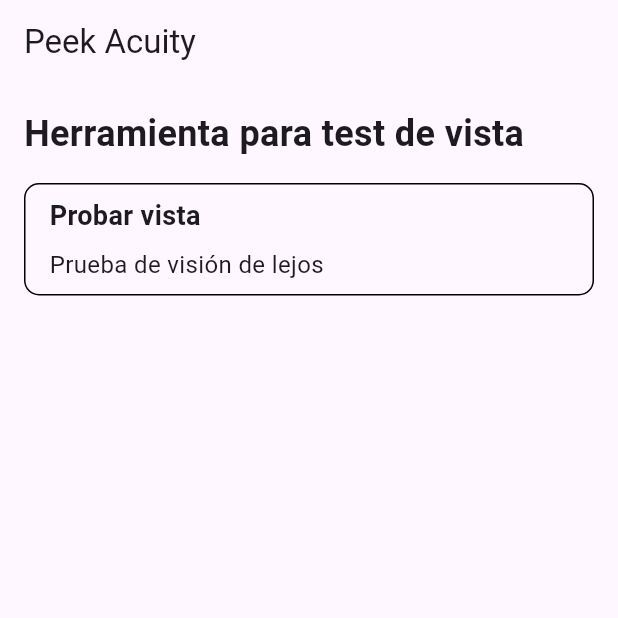
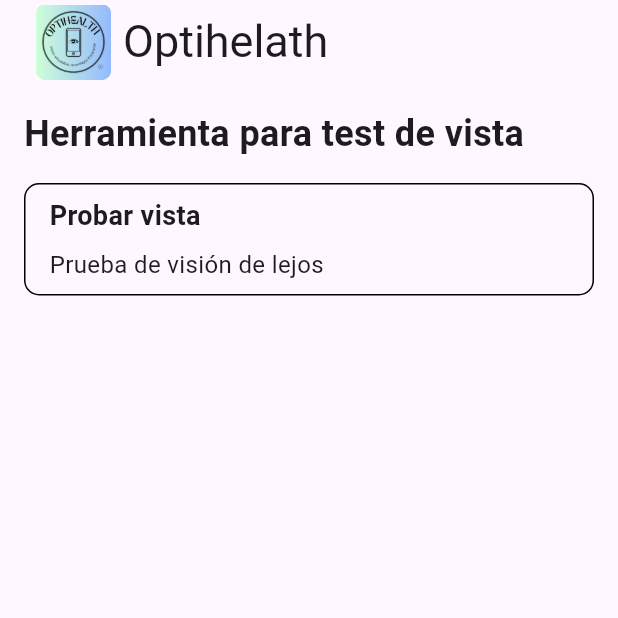
Before and after one commit to Jairo010/mobile_app_vista, a Flutter app: the screen it shows after launch, on a phone screen of 412 x 824 dp, the top half of it. Run offline on Flutter 3.47's test engine with Material 3 defaults, Android fonts, the light colour scheme and no system bars.

Commit message:
logo has been added to the homePage

```diff
--- a/lib/main.dart
+++ b/lib/main.dart
@@ -28,8 +28,25 @@
   @override
   Widget build(BuildContext context) {
     return Scaffold(
-      appBar: AppBar(
-        title: const Text('Peek Acuity'),
+       appBar: AppBar(
+        title: Row(
+          children: [
+            Padding(
+              padding: const EdgeInsets.all(8.0),
+              child: Image.asset(
+                'assets/images/logo.jpeg',
+                height: 50, // ajusta la altura de la imagen según sea necesario
+                width: 50, // ajusta el ancho de la imagen según sea necesario
+              ),
+            ),
+            const Text(
+              'Optihelath',
+              style: TextStyle(
+                fontSize: 30,
+              ),
+            ),
+          ],
+        ),
       ),
       body: Padding(
         padding: const EdgeInsets.all(16.0),
```
